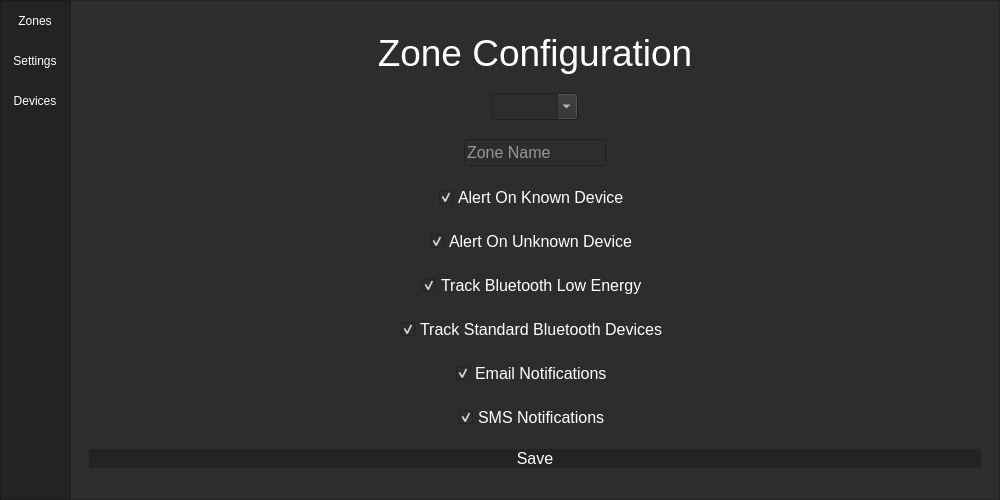
Old version of the form blue_menu.ui in the repository btsimon97/ble-surveillance.
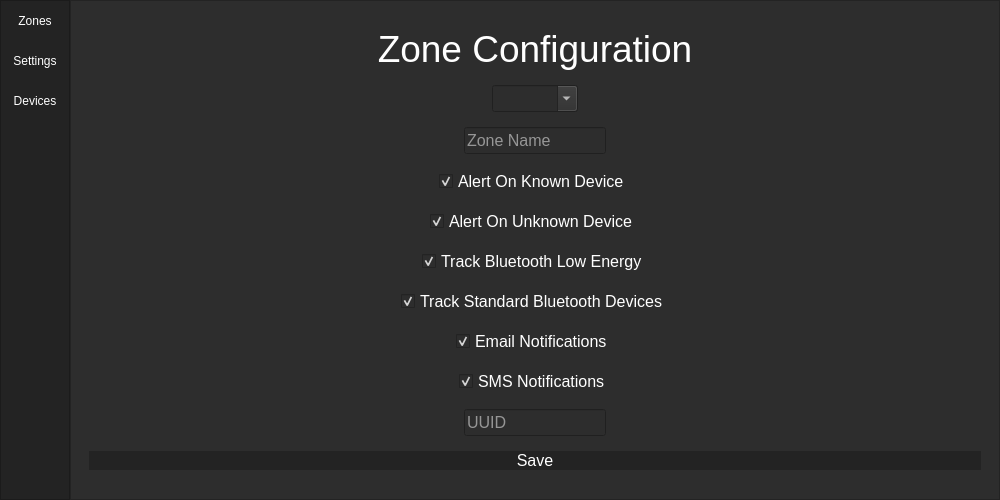
New version of the form.

Commit message: finished load and save zone

Patch:
```diff
--- a/blue_menu.ui
+++ b/blue_menu.ui
@@ -427,6 +427,33 @@
                 </property>
                </widget>
               </item>
+              <item alignment="Qt::AlignHCenter">
+               <widget class="QLineEdit" name="lineEdit_4">
+                <property name="sizePolicy">
+                 <sizepolicy hsizetype="Maximum" vsizetype="Fixed">
+                  <horstretch>0</horstretch>
+                  <verstretch>0</verstretch>
+                 </sizepolicy>
+                </property>
+                <property name="font">
+                 <font>
+                  <pointsize>12</pointsize>
+                 </font>
+                </property>
+                <property name="focusPolicy">
+                 <enum>Qt::StrongFocus</enum>
+                </property>
+                <property name="contextMenuPolicy">
+                 <enum>Qt::DefaultContextMenu</enum>
+                </property>
+                <property name="styleSheet">
+                 <string notr="true">color: #FFF;</string>
+                </property>
+                <property name="placeholderText">
+                 <string>UUID</string>
+                </property>
+               </widget>
+              </item>
               <item>
                <widget class="QPushButton" name="save_1">
                 <property name="sizePolicy">
```
The commit also changes 2 other files.
